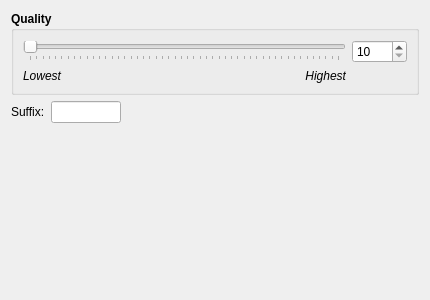
Before: the Qt Designer form widgets/faacwidgetUI.ui in KDE/audex, drawn with Qt 5.
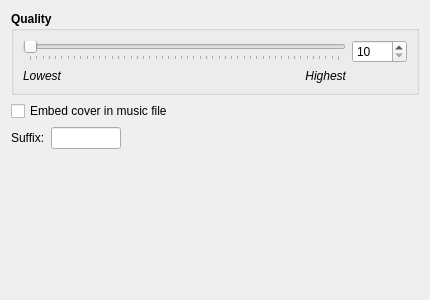
After: the same form once the commit is applied.

Commit message: Add embed cover function for FAAC and Opus

What changed in the file:
```diff
--- a/widgets/faacwidgetUI.ui
+++ b/widgets/faacwidgetUI.ui
@@ -105,6 +105,13 @@
     </widget>
    </item>
    <item row="1" column="0">
+    <widget class="QCheckBox" name="checkBox_embedcover">
+     <property name="text">
+      <string>Embed cover in music file</string>
+     </property>
+    </widget>
+   </item>
+   <item row="2" column="0">
     <layout class="QHBoxLayout" name="horizontalLayout">
      <item>
       <widget class="QLabel" name="label_suffix">
@@ -150,7 +157,7 @@
      </item>
     </layout>
    </item>
-   <item row="2" column="0">
+   <item row="3" column="0">
     <spacer name="verticalSpacer">
      <property name="orientation">
       <enum>Qt::Vertical</enum>
@@ -165,18 +172,6 @@
    </item>
   </layout>
  </widget>
- <customwidgets>
-  <customwidget>
-   <class>QSpinBox</class>
-   <extends>QSpinBox</extends>
-   <header>knuminput.h</header>
-  </customwidget>
-  <customwidget>
-   <class>QLineEdit</class>
-   <extends>QLineEdit</extends>
-   <header>qlineedit.h</header>
-  </customwidget>
- </customwidgets>
  <resources/>
  <connections/>
 </ui>
```
The commit also changes 6 other files.
